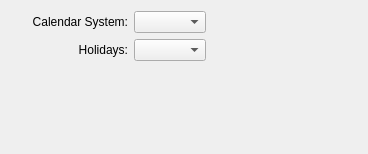
Above: libs/plasmaclock/calendarConfig.ui from mgottschlag/kwin-tiling before the change. Below: the same form after it.
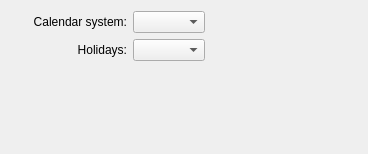
That is the form after the change. Custom widgets are drawn as their Qt base class.

```diff
--- a/libs/plasmaclock/calendarConfig.ui
+++ b/libs/plasmaclock/calendarConfig.ui
@@ -64,7 +64,7 @@
    <item row="2" column="1">
     <widget class="QLabel" name="label_2">
      <property name="text">
-      <string>Calendar System:</string>
+      <string>Calendar system:</string>
      </property>
      <property name="alignment">
       <set>Qt::AlignRight|Qt::AlignTrailing|Qt::AlignVCenter</set>
```
